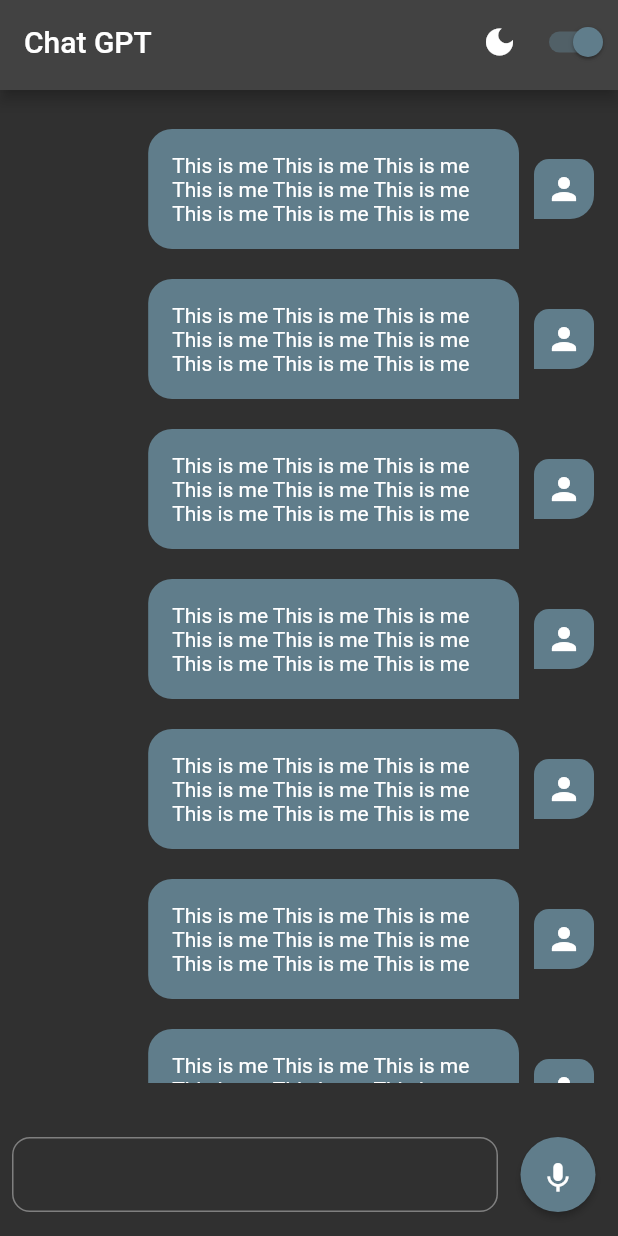
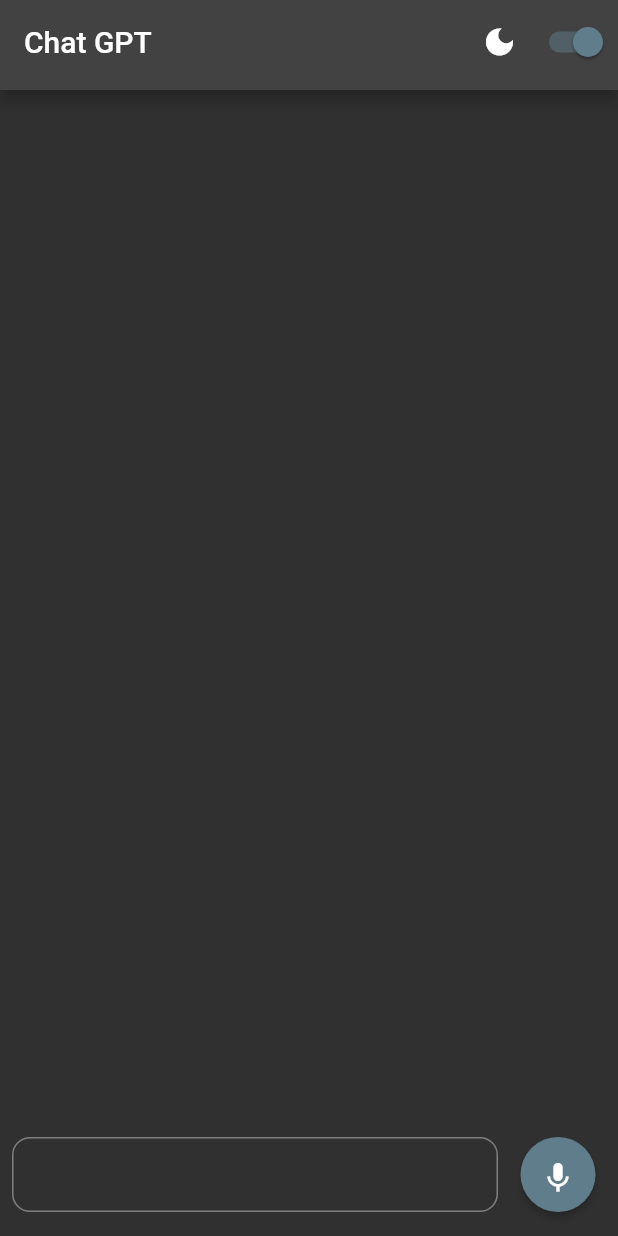
Before and after one commit to ahmedessam3le/chat_gpt, a Flutter app: the screen it shows after launch, on a phone screen of 412 x 824 dp. Run offline on Flutter 3.47's test engine with Material 2 defaults, Android fonts, the phone set to English and light mode, and no system bars; our stand-ins replace flutter_riverpod.

Commit message:
feat: chat model & chat view model

```diff
--- /dev/null
+++ b/lib/models/chat_model.dart
@@ -0,0 +1,14 @@
+import 'package:flutter/material.dart';
+
+@immutable
+class ChatModel {
+  final String id;
+  final String message;
+  final bool isMe;
+
+  const ChatModel({
+    required this.id,
+    required this.message,
+    required this.isMe,
+  });
+}
--- /dev/null
+++ b/lib/view_models/chat_view_model.dart
@@ -0,0 +1,14 @@
+import 'package:chat_gpt/models/chat_model.dart';
+import 'package:flutter_riverpod/flutter_riverpod.dart';
+
+class ChatViewModel extends StateNotifier<List<ChatModel>> {
+  ChatViewModel() : super([]);
+
+  static final chatsProvider =
+      StateNotifierProvider<ChatViewModel, List<ChatModel>>(
+          (ref) => ChatViewModel());
+
+  void add(ChatModel message) {
+    state = [...state, message];
+  }
+}
--- a/lib/views/chat_view.dart
+++ b/lib/views/chat_view.dart
@@ -1,7 +1,9 @@
+import 'package:chat_gpt/view_models/chat_view_model.dart';
 import 'package:chat_gpt/widgets/chat_item.dart';
 import 'package:chat_gpt/widgets/my_app_bar.dart';
 import 'package:chat_gpt/widgets/text_and_voice_field.dart';
 import 'package:flutter/material.dart';
+import 'package:flutter_riverpod/flutter_riverpod.dart';
 
 class ChatView extends StatelessWidget {
   const ChatView({Key? key}) : super(key: key);
@@ -15,14 +17,18 @@ class ChatView extends StatelessWidget {
           Expanded(
             child: Padding(
               padding: const EdgeInsets.fromLTRB(16, 16, 16, 4),
-              child: ListView.builder(
-                physics: const BouncingScrollPhysics(),
-                itemCount: 30,
-                itemBuilder: (context, index) => const ChatItem(
-                  message:
-                      'This is me This is me This is me This is me This is me This is me This is me This is me This is me ',
-                  isMe: true,
-                ),
+              child: Consumer(
+                builder: (context, ref, child) {
+                  final chat = ref.watch(ChatViewModel.chatsProvider);
+                  return ListView.builder(
+                    physics: const BouncingScrollPhysics(),
+                    itemCount: chat.length,
+                    itemBuilder: (context, index) => ChatItem(
+                      message: chat[index].message,
+                      isMe: chat[index].isMe,
+                    ),
+                  );
+                },
               ),
             ),
           ),
--- a/lib/widgets/text_and_voice_field.dart
+++ b/lib/widgets/text_and_voice_field.dart
@@ -31,6 +31,10 @@ class _TextAndVoiceFieldState extends State<TextAndVoiceField> {
     });
   }
 
+  void sendTextMessage(String message) {}
+
+  void sendVoiceMessage() {}
+
   @override
   Widget build(BuildContext context) {
     return Padding(
@@ -61,7 +65,11 @@ class _TextAndVoiceFieldState extends State<TextAndVoiceField> {
               ),
             ),
             const SizedBox(width: 8),
-            ToggleButton(inputMode: inputMode),
+            ToggleButton(
+              inputMode: inputMode,
+              sendTextMessage: () => sendTextMessage(_messageController.text),
+              sendVoiceMessage: sendVoiceMessage,
+            ),
           ],
         ),
       ),
--- a/lib/widgets/toggle_button.dart
+++ b/lib/widgets/toggle_button.dart
@@ -3,7 +3,14 @@ import 'package:flutter/material.dart';
 
 class ToggleButton extends StatefulWidget {
   final InputMode inputMode;
-  const ToggleButton({Key? key, required this.inputMode}) : super(key: key);
+  final VoidCallback sendTextMessage;
+  final VoidCallback sendVoiceMessage;
+  const ToggleButton({
+    Key? key,
+    required this.inputMode,
+    required this.sendTextMessage,
+    required this.sendVoiceMessage,
+  }) : super(key: key);
 
   @override
   State<ToggleButton> createState() => _ToggleButtonState();
```
